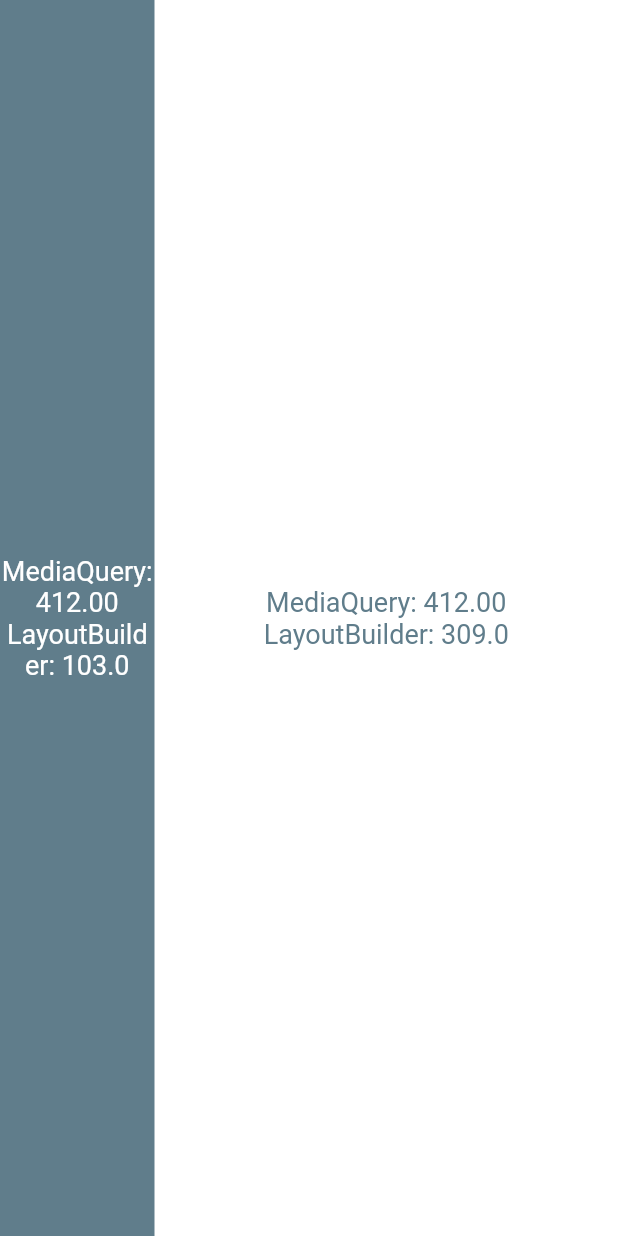
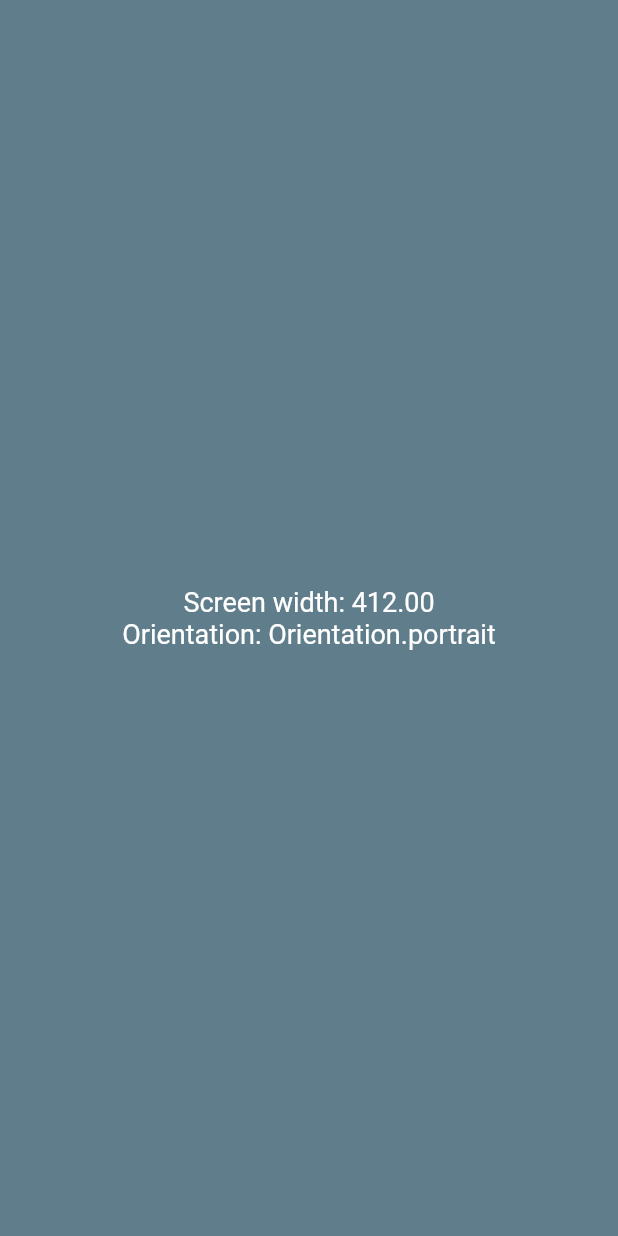
Before and after one commit to moohat/flutterStatefull, a Flutter app: the screen it shows after launch, on a phone screen of 412 x 824 dp. Run offline on Flutter 3.47's test engine with Material 2 defaults, Android fonts, the phone set to English and light mode, and no system bars; Roboto replaces fonts that are missing (Oswald).

Commit message:
responsive layout - MediaQuery

```diff
--- a/lib/home_page.dart
+++ b/lib/home_page.dart
@@ -6,60 +6,23 @@ class HomePage extends StatelessWidget {
   @override
   Widget build(BuildContext context) {
     Size screenSize = MediaQuery.of(context).size;
+    Orientation orientation = MediaQuery.of(context).orientation;
 
     return Scaffold(
       backgroundColor: Colors.blueGrey,
-      body: Row(
-        children: [
-          Expanded(
-            child: LayoutBuilder(
-              builder: (BuildContext context, BoxConstraints constraints) {
-                return Column(
+      body: Column(
         mainAxisAlignment: MainAxisAlignment.center,
         crossAxisAlignment: CrossAxisAlignment.stretch,
         children: [
           Text(
-                      'MediaQuery: ${screenSize.width.toStringAsFixed(2)}',
+            'Screen width: ${screenSize.width.toStringAsFixed(2)}',
             style: const TextStyle(color: Colors.white, fontSize: 18),
             textAlign: TextAlign.center,
           ),
           Text(
-                      'LayoutBuilder: ${constraints.maxWidth}',
+            'Orientation: $orientation',
             style: const TextStyle(color: Colors.white, fontSize: 18),
             textAlign: TextAlign.center,
-                    ),
-                  ],
-                );
-              },
-            ),
-          ),
-          Expanded(
-            flex: 3,
-            child: LayoutBuilder(
-              builder: (BuildContext context, BoxConstraints constraints) {
-                return Container(
-                  color: Colors.white,
-                  child: Column(
-                    mainAxisAlignment: MainAxisAlignment.center,
-                    crossAxisAlignment: CrossAxisAlignment.stretch,
-                    children: [
-                      Text(
-                        'MediaQuery: ${screenSize.width.toStringAsFixed(2)}',
-                        style: const TextStyle(
-                            color: Colors.blueGrey, fontSize: 18),
-                        textAlign: TextAlign.center,
-                      ),
-                      Text(
-                        'LayoutBuilder: ${constraints.maxWidth}',
-                        style: const TextStyle(
-                            color: Colors.blueGrey, fontSize: 18),
-                        textAlign: TextAlign.center,
-                      ),
-                    ],
-                  ),
-                );
-              },
-            ),
           ),
         ],
       ),
```
Lines whose indentation alone changed are shown as unchanged.
